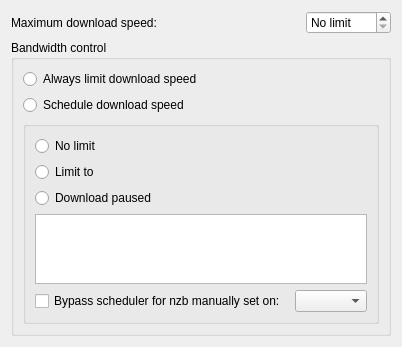
Old version of the form src/plugins/scheduler/preferencesscheduler.ui in the repository KDE/kwooty.
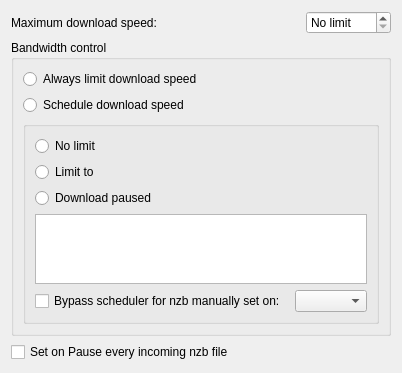
New version of the form.

Commit message: pause incoming files feature added in scheduler plugin

What changed in the file:
```diff
--- a/src/plugins/scheduler/preferencesscheduler.ui
+++ b/src/plugins/scheduler/preferencesscheduler.ui
@@ -7,7 +7,7 @@
     <x>0</x>
     <y>0</y>
     <width>354</width>
-    <height>318</height>
+    <height>343</height>
    </rect>
   </property>
   <property name="toolTip">
@@ -54,7 +54,20 @@
      </item>
     </layout>
    </item>
-   <item row="1" column="0">
+   <item row="4" column="0">
+    <spacer name="verticalSpacer">
+     <property name="orientation">
+      <enum>Qt::Vertical</enum>
+     </property>
+     <property name="sizeHint" stdset="0">
+      <size>
+       <width>20</width>
+       <height>13</height>
+      </size>
+     </property>
+    </spacer>
+   </item>
+   <item row="2" column="0">
     <widget class="QGroupBox" name="speedControlGroupBox">
      <property name="title">
       <string>Bandwidth control</string>
@@ -143,18 +156,12 @@
      </layout>
     </widget>
    </item>
-   <item row="2" column="0">
-    <spacer name="verticalSpacer">
-     <property name="orientation">
-      <enum>Qt::Vertical</enum>
+   <item row="3" column="0">
+    <widget class="QCheckBox" name="kcfg_pauseIncomingFiles">
+     <property name="text">
+      <string>Set on Pause every incoming nzb file</string>
      </property>
-     <property name="sizeHint" stdset="0">
-      <size>
-       <width>20</width>
-       <height>13</height>
-      </size>
-     </property>
-    </spacer>
+    </widget>
    </item>
   </layout>
  </widget>
```
Left out of the diff: 4 changed lines with no effect on the pictures. The commit also changes 4 other files.
